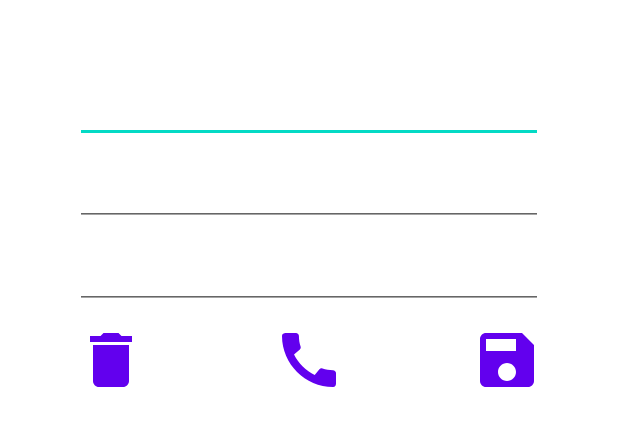
After one commit to Poklip/ContactApp, an Android app: the layout activity_edit_contact.xml on its own in the app's theme, with its tools: preview values and no code run, on a phone screen of 412 x 824 dp. The commit adds this screen. Shown: the top 426 px of the screen. Run offline under Robolectric (Android 15) with nearby library versions, the phone set to English and light mode, and no system bars.

Commit message:
New activity to interact with chosen contact were added. New functions: - delete chosen contact; - edit current contact; - delete all contacts for the glory of Satan! - call current contact.

```diff
--- a/app/src/main/AndroidManifest.xml
+++ b/app/src/main/AndroidManifest.xml
@@ -1,6 +1,8 @@
 <?xml version="1.0" encoding="utf-8"?>
 <manifest xmlns:android="http://schemas.android.com/apk/res/android"
     xmlns:tools="http://schemas.android.com/tools">
+
+    <uses-feature android:name="android.hardware.telephony"/>
 
     <application
         android:name=".App"
@@ -23,7 +25,7 @@
             </intent-filter>
         </activity>
         <activity android:name=".AddContactActivity" android:exported="false"/>
-
+        <activity android:name=".EditContactActivity" android:exported="false"/>
 
     </application>
 
--- /dev/null
+++ b/app/src/main/res/drawable/baseline_call_24.xml
@@ -0,0 +1,5 @@
+<vector android:height="24dp" android:tint="#000000"
+    android:viewportHeight="24" android:viewportWidth="24"
+    android:width="24dp" xmlns:android="http://schemas.android.com/apk/res/android">
+    <path android:fillColor="@android:color/white" android:pathData="M20.01,15.38c-1.23,0 -2.42,-0.2 -3.53,-0.56 -0.35,-0.12 -0.74,-0.03 -1.01,0.24l-1.57,1.97c-2.83,-1.35 -5.48,-3.9 -6.89,-6.83l1.95,-1.66c0.27,-0.28 0.35,-0.67 0.24,-1.02 -0.37,-1.11 -0.56,-2.3 -0.56,-3.53 0,-0.54 -0.45,-0.99 -0.99,-0.99H4.19C3.65,3 3,3.24 3,3.99 3,13.28 10.73,21 20.01,21c0.71,0 0.99,-0.63 0.99,-1.18v-3.45c0,-0.54 -0.45,-0.99 -0.99,-0.99z"/>
+</vector>
--- /dev/null
+++ b/app/src/main/res/drawable/baseline_delete_24.xml
@@ -0,0 +1,5 @@
+<vector android:height="24dp" android:tint="#000000"
+    android:viewportHeight="24" android:viewportWidth="24"
+    android:width="24dp" xmlns:android="http://schemas.android.com/apk/res/android">
+    <path android:fillColor="@android:color/white" android:pathData="M6,19c0,1.1 0.9,2 2,2h8c1.1,0 2,-0.9 2,-2V7H6v12zM19,4h-3.5l-1,-1h-5l-1,1H5v2h14V4z"/>
+</vector>
--- /dev/null
+++ b/app/src/main/res/drawable/baseline_question_mark_24.xml
@@ -0,0 +1,5 @@
+<vector android:height="24dp" android:tint="#000000"
+    android:viewportHeight="24" android:viewportWidth="24"
+    android:width="24dp" xmlns:android="http://schemas.android.com/apk/res/android">
+    <path android:fillColor="@android:color/white" android:pathData="M11.07,12.85c0.77,-1.39 2.25,-2.21 3.11,-3.44c0.91,-1.29 0.4,-3.7 -2.18,-3.7c-1.69,0 -2.52,1.28 -2.87,2.34L6.54,6.96C7.25,4.83 9.18,3 11.99,3c2.35,0 3.96,1.07 4.78,2.41c0.7,1.15 1.11,3.3 0.03,4.9c-1.2,1.77 -2.35,2.31 -2.97,3.45c-0.25,0.46 -0.35,0.76 -0.35,2.24h-2.89C10.58,15.22 10.46,13.95 11.07,12.85zM14,20c0,1.1 -0.9,2 -2,2s-2,-0.9 -2,-2c0,-1.1 0.9,-2 2,-2S14,18.9 14,20z"/>
+</vector>
--- /dev/null
+++ b/app/src/main/res/drawable/baseline_save_24.xml
@@ -0,0 +1,5 @@
+<vector android:height="24dp" android:tint="#000000"
+    android:viewportHeight="24" android:viewportWidth="24"
+    android:width="24dp" xmlns:android="http://schemas.android.com/apk/res/android">
+    <path android:fillColor="@android:color/white" android:pathData="M17,3L5,3c-1.11,0 -2,0.9 -2,2v14c0,1.1 0.89,2 2,2h14c1.1,0 2,-0.9 2,-2L21,7l-4,-4zM12,19c-1.66,0 -3,-1.34 -3,-3s1.34,-3 3,-3 3,1.34 3,3 -1.34,3 -3,3zM15,9L5,9L5,5h10v4z"/>
+</vector>
--- /dev/null
+++ b/app/src/main/res/layout/activity_edit_contact.xml
@@ -0,0 +1,60 @@
+<?xml version="1.0" encoding="utf-8"?>
+<androidx.constraintlayout.widget.ConstraintLayout xmlns:android="http://schemas.android.com/apk/res/android"
+    android:layout_width="match_parent"
+    android:layout_height="300dp"
+    android:layout_margin="40dp"
+    xmlns:app="http://schemas.android.com/apk/res-auto">
+
+    <EditText
+        app:layout_constraintTop_toTopOf="parent"
+        app:layout_constraintStart_toStartOf="parent"
+        android:layout_margin="10dp"
+        android:id="@+id/etEditName"
+        android:layout_width="match_parent"
+        android:layout_height="wrap_content"/>
+
+    <EditText
+        app:layout_constraintTop_toBottomOf="@id/etEditName"
+        app:layout_constraintStart_toStartOf="parent"
+        android:layout_margin="10dp"
+        android:id="@+id/etEditSurname"
+        android:layout_width="match_parent"
+        android:layout_height="wrap_content"/>
+
+    <EditText
+        app:layout_constraintTop_toBottomOf="@id/etEditSurname"
+        app:layout_constraintStart_toStartOf="parent"
+        android:layout_margin="10dp"
+        android:id="@+id/etEditNumber"
+        android:layout_width="match_parent"
+        android:layout_height="wrap_content"/>
+
+    <Button
+        android:id="@+id/btnSaveChanges"
+        app:layout_constraintTop_toBottomOf="@id/etEditNumber"
+        app:layout_constraintEnd_toEndOf="parent"
+        android:layout_margin="10dp"
+        android:background="@drawable/baseline_save_24"
+        android:layout_width="48dp"
+        android:layout_height="48dp"/>
+
+    <Button
+        android:id="@+id/btnDeleteContact"
+        app:layout_constraintTop_toBottomOf="@id/etEditNumber"
+        app:layout_constraintStart_toStartOf="parent"
+        android:layout_margin="10dp"
+        android:background="@drawable/baseline_delete_24"
+        android:layout_width="48dp"
+        android:layout_height="48dp"/>
+
+    <Button
+        android:id="@+id/btnCall"
+        app:layout_constraintTop_toBottomOf="@id/etEditNumber"
+        app:layout_constraintStart_toStartOf="@id/btnDeleteContact"
+        app:layout_constraintEnd_toEndOf="@+id/btnSaveChanges"
+        android:layout_margin="10dp"
+        android:background="@drawable/baseline_call_24"
+        android:layout_width="48dp"
+        android:layout_height="48dp"/>
+
+</androidx.constraintlayout.widget.ConstraintLayout>
--- a/build.gradle
+++ b/build.gradle
@@ -1,10 +1,14 @@
 // Top-level build file where you can add configuration options common to all sub-projects/modules.
 buildscript {
+    ext {
+        kotlin_version = '1.8.21'
+    }
     repositories {
         mavenCentral()
     }
     dependencies {
         classpath "io.realm:realm-gradle-plugin:10.15.1"
+        classpath "org.jetbrains.kotlin:kotlin-gradle-plugin:$kotlin_version"
     }
 }
 
```
Also changed, not shown: app/src/main/java/com/example/contacts/ContactsAdapter.kt (+10 -1 lines), app/src/main/java/com/example/contacts/EditContactActivity.kt (added, +53 -0 lines), app/src/main/java/com/example/contacts/MainActivity.kt (+25 -2 lines), app/src/main/java/com/example/contacts/MainViewModel.kt (+28 -0 lines), app/src/main/res/layout/activity_main.xml (+32 -0 lines), app/src/main/ic_scull-playstore.png (added), app/src/main/res/drawable/skull.jpg (added).
